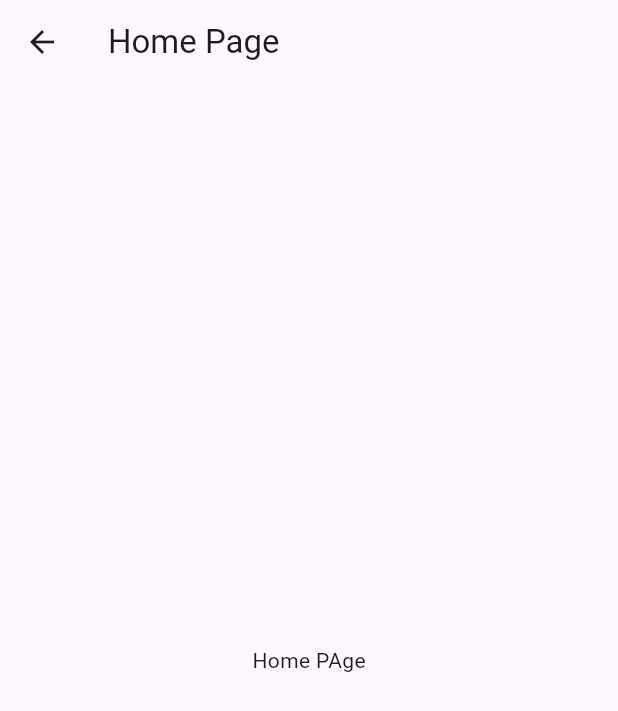
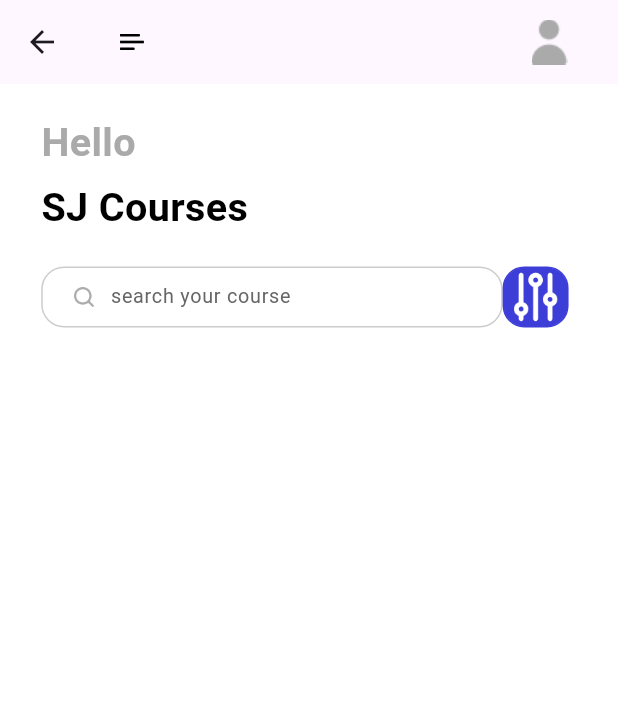
Before and after one commit to sadid369/ulearning_app_bloc, a Flutter app: the HomePage screen opened directly, on a phone screen of 412 x 824 dp. Shown: the top 711 px of the screen. Run offline on Flutter 3.47's test engine with Material 3 defaults, Android fonts, the phone set to English and light mode, and no system bars; our stand-ins replace bloc, cloud_firestore, dots_indicator, firebase_auth, firebase_core, flutter_bloc and 3 more; accounts and stored records are empty; Roboto replaces fonts that are missing (Avenir).

Commit message:
part 3 48:42

```diff
--- a/lib/home_page.dart
+++ /dev/null
@@ -1,25 +0,0 @@
-import 'package:flutter/material.dart';
-import 'package:flutter/widgets.dart';
-
-class HomePage extends StatefulWidget {
-  const HomePage({Key? key}) : super(key: key);
-
-  @override
-  _HomePageState createState() => _HomePageState();
-}
-
-class _HomePageState extends State<HomePage> {
-  @override
-  Widget build(BuildContext context) {
-    return Scaffold(
-      appBar: AppBar(
-        title: const Text('Home Page'),
-      ),
-      body: Container(
-        child: Center(
-          child: Text('Home PAge'),
-        ),
-      ),
-    );
-  }
-}
--- a/lib/main.dart
+++ b/lib/main.dart
@@ -21,6 +21,7 @@ class MyApp extends StatelessWidget {
     return MultiBlocProvider(
       providers: [...AppPages.allBlocProviders(context)],
       child: ScreenUtilInit(
+        designSize: const Size(375, 812),
         builder: (context, child) {
           return MaterialApp(
             debugShowCheckedModeBanner: false,
--- a/lib/pages/application/application_widgets.dart
+++ b/lib/pages/application/application_widgets.dart
@@ -1,12 +1,11 @@
 import 'package:flutter/material.dart';
 import 'package:flutter_screenutil/flutter_screenutil.dart';
 import 'package:ulearning_app/common/values/colors.dart';
+import 'package:ulearning_app/pages/home/home_page.dart';
 
 Widget buildPage(int index) {
   List<Widget> _widget = [
-    Center(
-      child: Text('Home'),
-    ),
+    const HomePage(),
     Center(
       child: Text('Search'),
     ),
--- /dev/null
+++ b/lib/pages/home/home_page.dart
@@ -0,0 +1,36 @@
+import 'package:flutter/material.dart';
+import 'package:flutter_screenutil/flutter_screenutil.dart';
+import 'package:ulearning_app/common/values/colors.dart';
+import 'package:ulearning_app/pages/home/widgets/home_page_widgets.dart';
+
+class HomePage extends StatefulWidget {
+  const HomePage({Key? key}) : super(key: key);
+
+  @override
+  _HomePageState createState() => _HomePageState();
+}
+
+class _HomePageState extends State<HomePage> {
+  @override
+  Widget build(BuildContext context) {
+    return Scaffold(
+      backgroundColor: Colors.white,
+      appBar: buildAppBar(),
+      body: Container(
+        margin: EdgeInsets.symmetric(vertical: 0, horizontal: 25.w),
+        child: Column(
+          crossAxisAlignment: CrossAxisAlignment.start,
+          children: [
+            homePageText(
+                text: 'Hello', color: AppColors.primaryThirdElementText),
+            homePageText(text: 'SJ Courses', top: 5),
+            SizedBox(
+              height: 20.h,
+            ),
+            searchView(),
+          ],
+        ),
+      ),
+    );
+  }
+}
--- /dev/null
+++ b/lib/pages/home/widgets/home_page_widgets.dart
@@ -0,0 +1,128 @@
+import 'package:flutter/material.dart';
+import 'package:flutter_screenutil/flutter_screenutil.dart';
+import 'package:ulearning_app/common/values/colors.dart';
+
+AppBar buildAppBar() {
+  return AppBar(
+    title: Container(
+      margin: EdgeInsets.only(left: 7.w, right: 7.w),
+      child: Row(
+        mainAxisAlignment: MainAxisAlignment.spaceBetween,
+        crossAxisAlignment: CrossAxisAlignment.center,
+        children: [
+          SizedBox(
+            width: 15.w,
+            height: 12.h,
+            child: Image.asset('assets/icons/menu.png'),
+          ),
+          GestureDetector(
+            child: Container(
+              width: 40.w,
+              height: 40.h,
+              decoration: const BoxDecoration(
+                  image: DecorationImage(
+                image: AssetImage(
+                  'assets/icons/person.png',
+                ),
+              )),
+            ),
+          ),
+        ],
+      ),
+    ),
+  );
+}
+
+// reusable big text widget
+Widget homePageText(
+    {required String text, Color color = AppColors.primaryText, int top = 20}) {
+  return Container(
+    margin: EdgeInsets.only(top: top.h),
+    child: Text(
+      text,
+      style: TextStyle(
+        fontSize: 24.sp,
+        color: color,
+        fontWeight: FontWeight.bold,
+      ),
+    ),
+  );
+}
+
+Widget searchView() {
+  return Row(
+    children: [
+      Container(
+        width: 280.w,
+        height: 40.h,
+        decoration: BoxDecoration(
+          color: AppColors.primaryBackground,
+          borderRadius: BorderRadius.circular(15.h),
+          border: Border.all(
+            color: AppColors.primaryFourthElementText,
+          ),
+        ),
+        child: Row(
+          children: [
+            Container(
+              margin: EdgeInsets.only(left: 17.w),
+              width: 16.w,
+              height: 16.w,
+              child: Image.asset('assets/icons/search.png'),
+            ),
+            Flexible(
+              child: Container(
+                width: 240.w,
+                height: 40.h,
+                child: TextField(
+                  onChanged: (value) {},
+                  keyboardType: TextInputType.multiline,
+                  decoration: InputDecoration(
+                    contentPadding: EdgeInsets.only(left: 5),
+                    hintText: 'search your course',
+                    border: const OutlineInputBorder(
+                      borderSide: BorderSide.none,
+                    ),
+                    disabledBorder: const OutlineInputBorder(
+                      borderSide: BorderSide.none,
+                    ),
+                    focusedBorder: const OutlineInputBorder(
+                      borderSide: BorderSide.none,
+                    ),
+                    helperStyle: TextStyle(
+                      color: Colors.grey.withOpacity(0.5),
+                    ),
+                    hintStyle: TextStyle(
+                      color: AppColors.primarySecondaryElementText,
+                    ),
+                  ),
+                  style: TextStyle(
+                      color: AppColors.primaryText,
+                      fontFamily: 'Avenir',
+                      fontWeight: FontWeight.normal,
+                      fontSize: 12.sp),
+                  autocorrect: false,
+                  obscureText: false,
+                ),
+              ),
+            ),
+          ],
+        ),
+      ),
+      GestureDetector(
+        child: Container(
+          width: 40.w,
+          height: 40.h,
+          decoration: BoxDecoration(
+            color: AppColors.primaryElement,
+            borderRadius: BorderRadius.circular(13.w),
+            border: Border.all(
+              color: AppColors.primaryElement,
+            ),
+          ),
+          child: Image.asset('assets/icons/options.png'),
+        ),
+      )
+    ],
+  );
+}
--- a/lib/pages/welcome/welcome.dart
+++ b/lib/pages/welcome/welcome.dart
@@ -7,7 +7,7 @@ import 'package:flutter_screenutil/flutter_screenutil.dart';
 import 'package:ulearning_app/common/values/colors.dart';
 import 'package:ulearning_app/common/values/constant.dart';
 import 'package:ulearning_app/global.dart';
-import 'package:ulearning_app/home_page.dart';
+
 import 'package:ulearning_app/pages/welcome/bloc/welcome_bloc_bloc.dart';
 
 class Welcome extends StatefulWidget {
```
